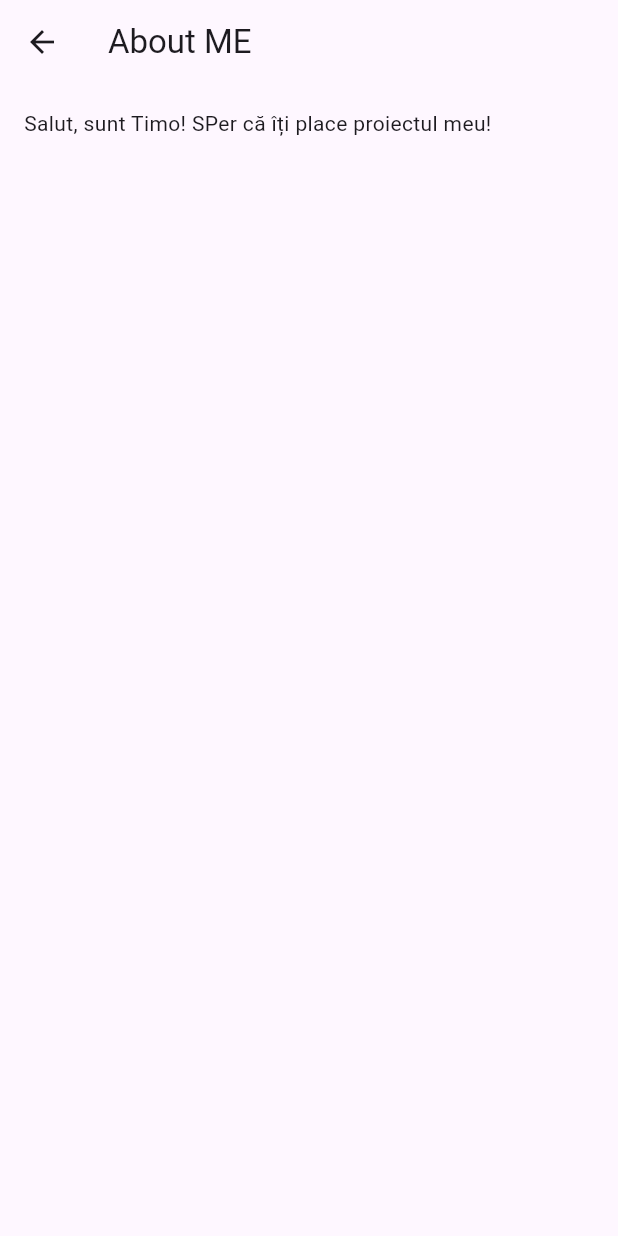
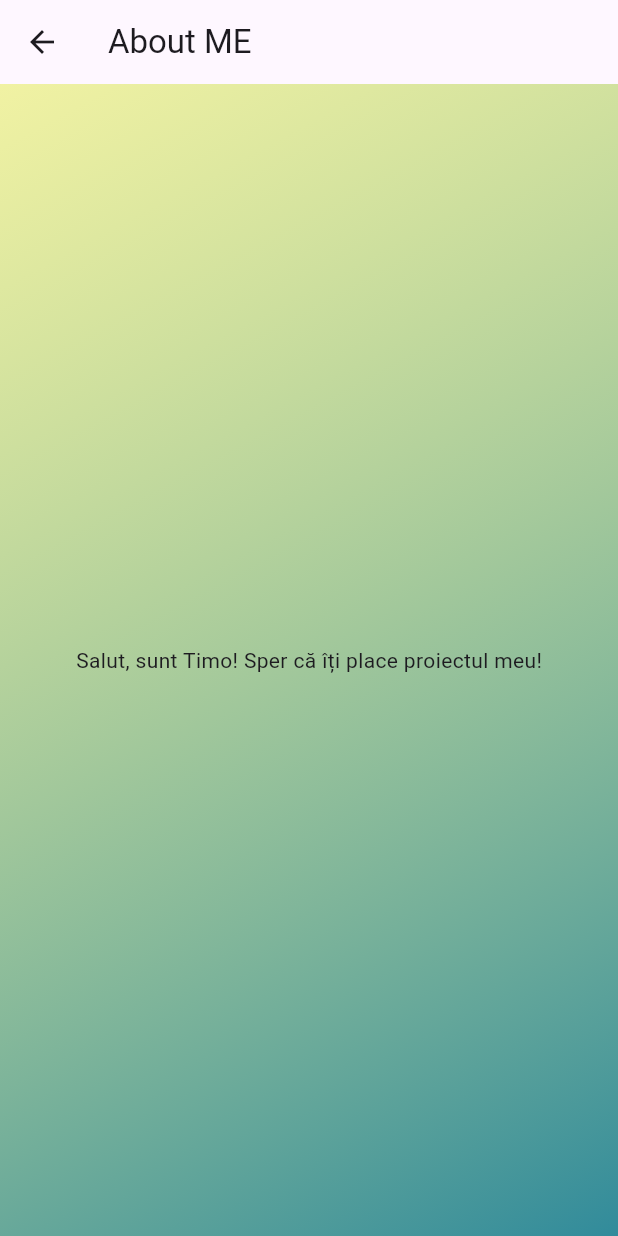
Before and after one commit to wwwrt/ShoppingList, a Flutter app: the AboutUsScreen screen opened directly, on a phone screen of 412 x 824 dp. Run offline on Flutter 3.47's test engine with Material 3 defaults, Android fonts, the phone set to English and light mode, and no system bars; our stand-ins replace flutter_colorpicker.

Commit message:
comentarii suplimetare

```diff
--- a/lib/screens/about_us.dart
+++ b/lib/screens/about_us.dart
@@ -3,15 +3,41 @@ import 'package:flutter/material.dart';
 class AboutUsScreen extends StatelessWidget {
   const AboutUsScreen({super.key});
 
+//contruirea conținutului
   @override
   Widget build(BuildContext context) {
     return Scaffold(
       appBar: AppBar(
         title: const Text("About ME"),
       ),
-      body: const Padding(
-        padding: EdgeInsets.all(16.0),
-        child: Text("Salut, sunt Timo! SPer că îți place proiectul meu!"),
+      body: Stack(
+        children: <Widget>[
+          _buildDynamicBackground(),
+          Center(
+            child: Padding(
+              padding: const EdgeInsets.all(16.0),
+              child: const Text(
+                  "Salut, sunt Timo! Sper că îți place proiectul meu!"),
+            ),
+          ),
+        ],
+      ),
+    );
+  }
+
+//widget pentru funadalul dinamic
+  Widget _buildDynamicBackground() {
+    return AnimatedContainer(
+      duration: const Duration(seconds: 1),
+      decoration: const BoxDecoration(
+        gradient: LinearGradient(
+          begin: Alignment.topLeft,
+          end: Alignment.bottomRight,
+          colors: [
+            Color.fromARGB(163, 233, 239, 111),
+            Color.fromARGB(255, 49, 139, 155),
+          ],
+        ),
       ),
     );
   }
--- a/lib/widgets/list_price_calculator.dart
+++ b/lib/widgets/list_price_calculator.dart
@@ -5,6 +5,7 @@ class ListPriceCalculator extends StatelessWidget {
 
   const ListPriceCalculator({super.key, required this.product});
 
+//calculator cost total
   @override
   Widget build(BuildContext context) {
     double total = product["quantity"] * product["price"];
```
Also changed, not shown: lib/screens/contact_us.dart (+31 -3 lines), lib/screens/favourite_list.dart (+15 -4 lines), lib/screens/homepage.dart (+13 -2 lines), lib/screens/list_details.dart (+19 -14 lines).
